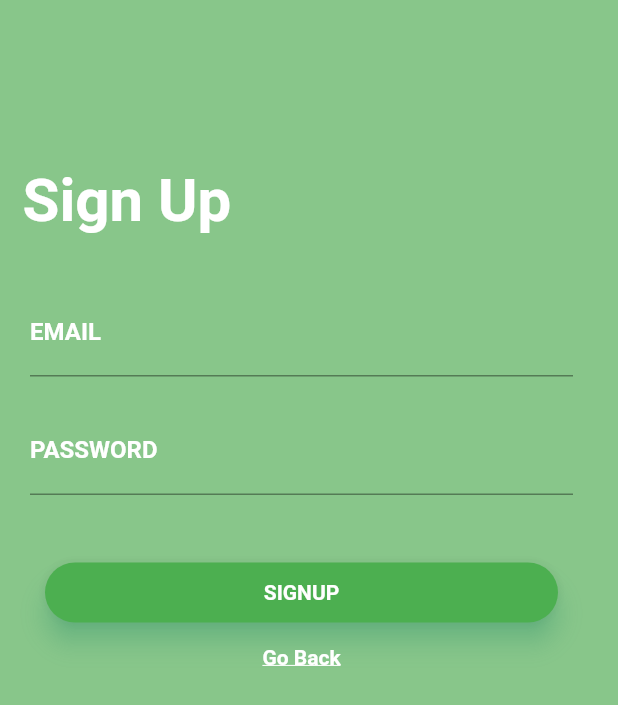
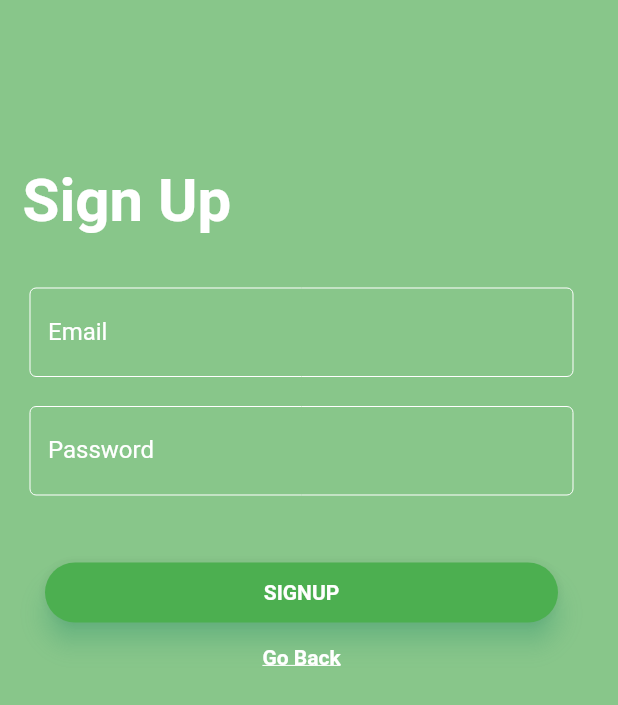
Before and after one commit to WSU-4110/SafeFoodie, a Flutter app: the SignupPage screen opened directly, on a phone screen of 412 x 824 dp. Shown: the top 705 px of the screen. Run offline on Flutter 3.47's test engine with Material 2 defaults, Android fonts, the phone set to English and light mode, and no system bars; our stand-ins replace firebase_auth, firebase_core; accounts and stored records are empty; Roboto replaces fonts that are missing (Montserrat).

Commit message:
aesthetic changes

```diff
--- a/safefoodie_login_merge/lib/main.dart
+++ b/safefoodie_login_merge/lib/main.dart
@@ -229,30 +229,30 @@ class _SignupPageState extends State<SignupPage> {
             children: <Widget>[
               TextField(
                 controller: _emailController,
-                decoration: InputDecoration(
-                    labelText: 'EMAIL',
-                    labelStyle: TextStyle(
-                        fontFamily: 'Montserrat',
-                        fontWeight: FontWeight.bold,
-                        color: Colors.white),
-                    focusedBorder: OutlineInputBorder(
-                      borderSide: BorderSide(color: Colors.white),
-                    )),
+                 decoration: const InputDecoration(
+                 enabledBorder: const OutlineInputBorder(
+                    borderSide:
+                       const BorderSide(color: Colors.white, width: 0.0),
+                  ),
+                  border: const OutlineInputBorder(),
+                  labelStyle: TextStyle(color: Colors.white),
+                  labelText: 'Email',
+                ),
               ),
               SizedBox(
                 height: 20,
               ),
               TextField(
                 controller: _passwordController,
-                decoration: InputDecoration(
-                    labelText: 'PASSWORD',
-                    labelStyle: TextStyle(
-                        fontFamily: 'Montserrat',
-                        fontWeight: FontWeight.bold,
-                        color: Colors.white),
-                    focusedBorder: OutlineInputBorder(
-                      borderSide: BorderSide(color: Colors.white),
-                    )),
+                decoration: const InputDecoration(
+                 enabledBorder: const OutlineInputBorder(
+                    borderSide:
+                       const BorderSide(color: Colors.white, width: 0.0),
+                  ),
+                  border: const OutlineInputBorder(),
+                  labelStyle: TextStyle(color: Colors.white),
+                  labelText: 'Password',
+                ),
                 obscureText: true,
               ),
               SizedBox(
```
